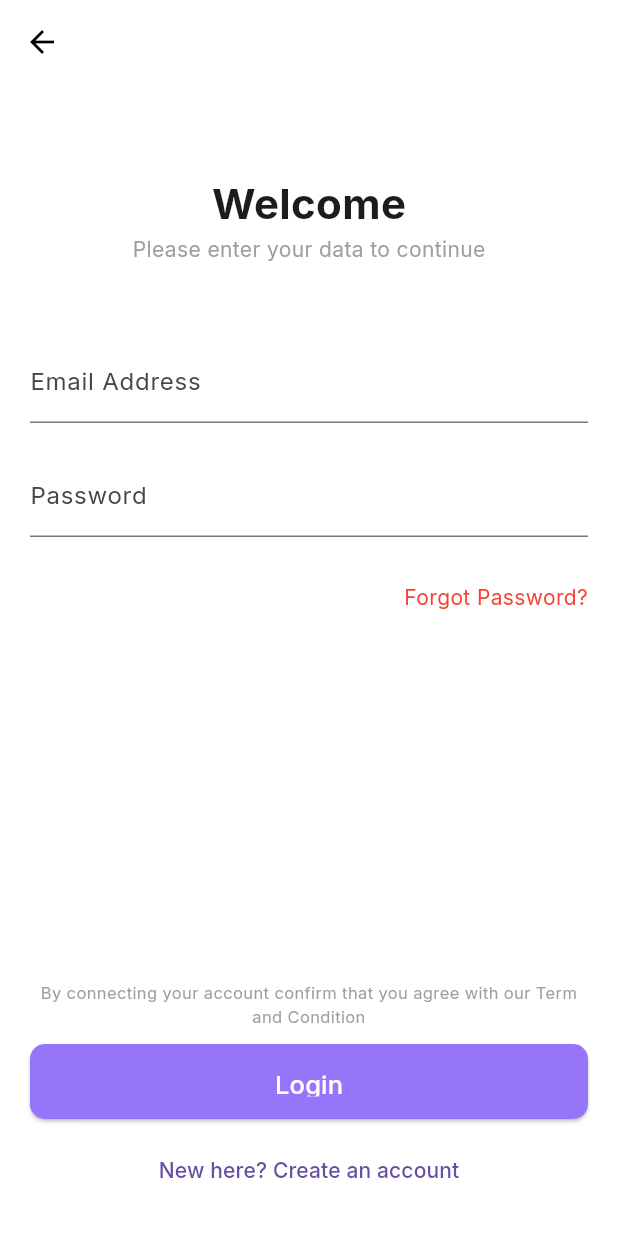
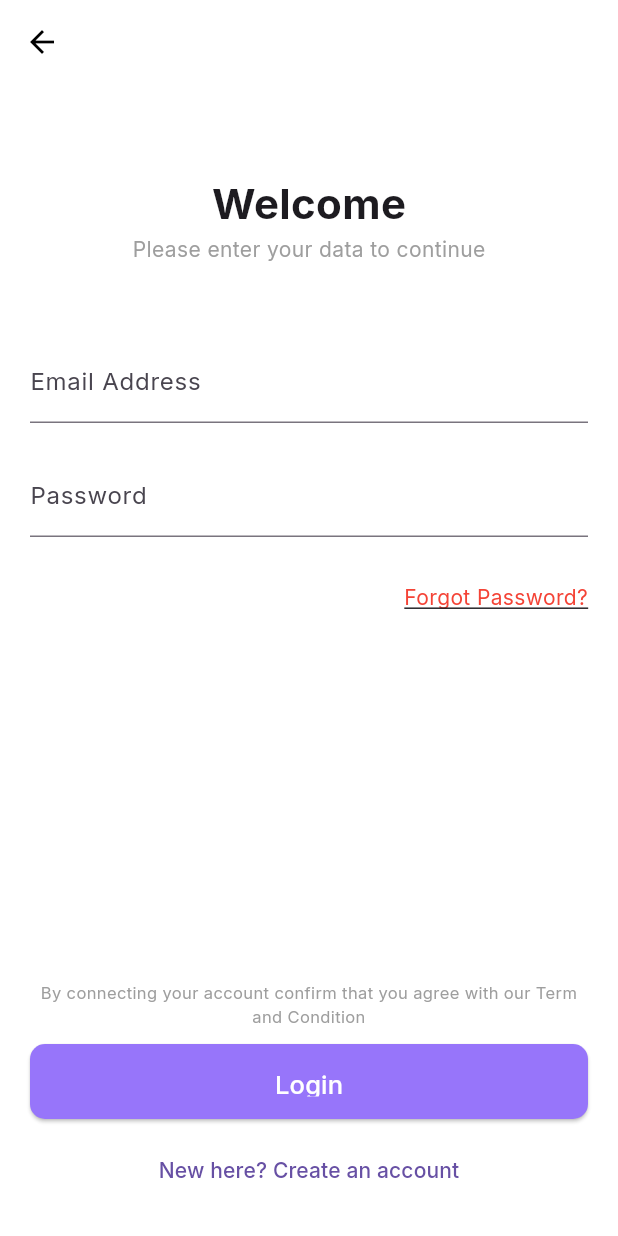
Before and after one commit to ahmedbrsh1/mobile-prog-project, a Flutter app: the LoginScreen screen opened by its route, on a phone screen of 412 x 824 dp. Run offline on Flutter 3.47's test engine with Material 3 defaults, Android fonts, the phone set to English and light mode, and no system bars; our stand-ins replace cloud_firestore, firebase_auth, firebase_core, google_fonts; accounts and stored records are empty; generated files the repository leaves out were written again; network calls fail.

Commit message:
Implemented password resets

```diff
--- a/lib/screens/auth/login_screen.dart
+++ b/lib/screens/auth/login_screen.dart
@@ -41,12 +41,39 @@ class _LoginScreenState extends State<LoginScreen> {
     }
   }
 
+  Future<void> _forgotPassword() async {
+    final email = _emailController.text.trim();
+
+    if (email.isEmpty) {
+      ScaffoldMessenger.of(context).showSnackBar(
+        const SnackBar(
+          content: Text('Please enter your email to reset password.'),
+        ),
+      );
+      return;
+    }
+
+    try {
+      await _auth.sendPasswordResetEmail(email: email);
+      ScaffoldMessenger.of(context).showSnackBar(
+        const SnackBar(
+          content: Text('Password reset email sent! Check your inbox.'),
+        ),
+      );
+    } on FirebaseAuthException catch (e) {
+      ScaffoldMessenger.of(context).showSnackBar(
+        SnackBar(content: Text(e.message ?? 'Failed to send reset email')),
+      );
+    }
+  }
+
   @override
   Widget build(BuildContext context) {
-    return Scaffold(appBar: AppBar(
+    return Scaffold(
+      appBar: AppBar(
         backgroundColor: Colors.white,
         elevation: 0,
-        leading: const BackButton(color: Colors.black), // زر السهم
+        leading: const BackButton(color: Colors.black),
       ),
       body: SafeArea(
         child: Padding(
@@ -83,11 +110,17 @@ class _LoginScreenState extends State<LoginScreen> {
                 Text(_error!, style: const TextStyle(color: Colors.red)),
 
               const SizedBox(height: 10),
-              const Align(
+              Align(
                 alignment: Alignment.centerRight,
-                child: Text(
-                  "Forgot Password?",
-                  style: TextStyle(color: Colors.red),
+                child: InkWell(
+                  onTap: _forgotPassword,
+                  child: const Text(
+                    "Forgot Password?",
+                    style: TextStyle(
+                      color: Colors.red,
+                      decoration: TextDecoration.underline,
+                    ),
+                  ),
                 ),
               ),
 
```
